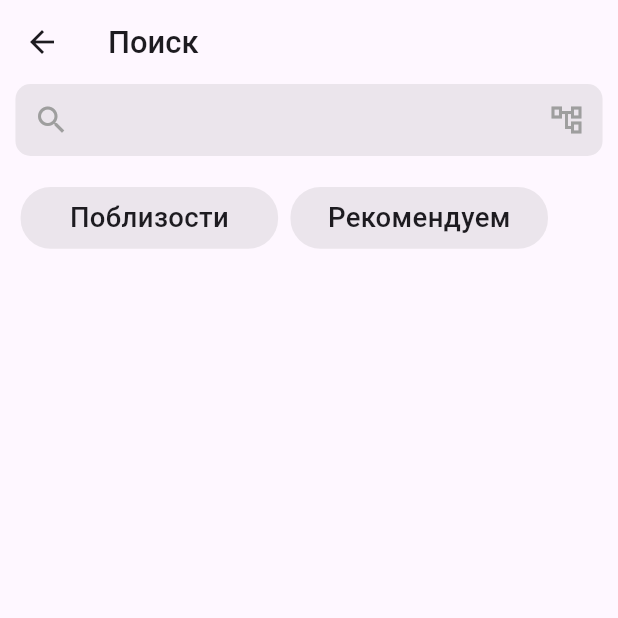
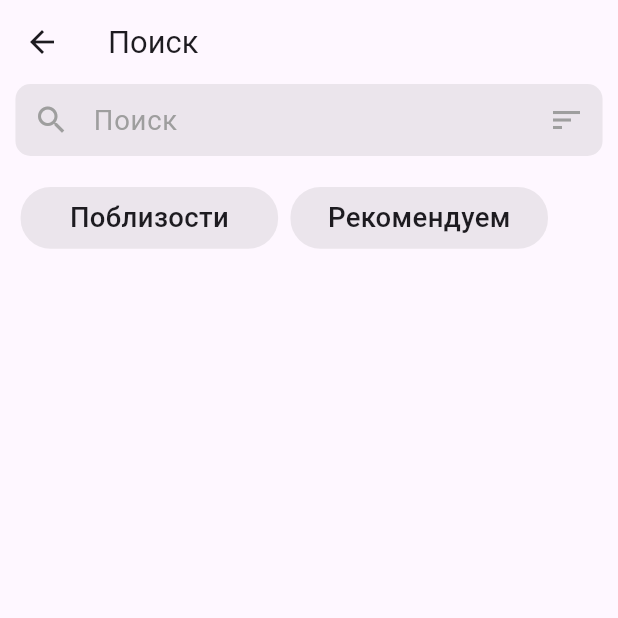
Before and after one commit to NurulloFayz/ibron, a Flutter app: the SearchPage screen opened directly, on a phone screen of 412 x 824 dp, the top half of it. Run offline on Flutter 3.47's test engine with Material 3 defaults, Android fonts, the phone set to English and light mode, and no system bars; our stand-ins replace custom_navigation_bar, google_fonts, image_picker, pinput, shared_preferences; accounts and stored records are empty.

Commit message:
next commit

```diff
--- a/lib/main.dart
+++ b/lib/main.dart
@@ -9,8 +9,6 @@ import 'package:shared_preferences/shared_preferences.dart';
 
 void main() async {
   WidgetsFlutterBinding.ensureInitialized();
-
-  // Retrieve saved userId from SharedPreferences
   SharedPreferences prefs = await SharedPreferences.getInstance();
   String? userId = prefs.getString('id');
 
@@ -32,8 +30,7 @@ class MyApp extends StatelessWidget {
         useMaterial3: true,
       ),
       // Check if userId is available
-      home:
-      userId != null && userId!.isNotEmpty ? const MainPages() : const SignUpPage(),
+      home: userId != null && userId!.isNotEmpty ? const MainPages() : const SignUpPage(),
       routes: {
         MainPages.id: (context) => const MainPages(),
         SignUpPage.id: (context) => const SignUpPage(),
--- a/lib/view/mainPages/record_page.dart
+++ b/lib/view/mainPages/record_page.dart
@@ -36,7 +36,7 @@ class _RecordPageState extends State<RecordPage> {
           style: GoogleFonts.roboto(
             textStyle: TextStyle(
               fontSize: screenHeight / 40,
-              fontWeight: FontWeight.w500,
+              fontWeight: FontWeight.w400,
             ),
           ),
         ),
--- a/lib/view/mainPages/search_page.dart
+++ b/lib/view/mainPages/search_page.dart
@@ -17,19 +17,22 @@ class _SearchPageState extends State<SearchPage> {
     return Scaffold(
       appBar: AppBar(
         elevation: 0,
-        title: Text('Поиск',style: GoogleFonts.roboto(textStyle: TextStyle(fontSize: screenHeight / 40,fontWeight: FontWeight.w500)),),
+        title: Text('Поиск',style: GoogleFonts.roboto(textStyle: TextStyle(fontSize: screenHeight / 40,fontWeight: FontWeight.w400)),),
       ),
       body: Column(
         children: [
           Container(
             margin: EdgeInsets.only(right: screenWidth / 40,left: screenWidth / 40),
             child: TextField(
+              style: GoogleFonts.roboto(textStyle: TextStyle(fontSize: screenHeight / 45)),
               decoration: InputDecoration(
                 contentPadding: EdgeInsets.all(screenHeight / 90),
                 filled: true,
                 fillColor: Colors.grey.withOpacity(0.2),
+                hintStyle: GoogleFonts.roboto(textStyle: TextStyle(fontSize: screenHeight / 45,color: Colors.grey)),
+                hintText: 'Поиск',
                 prefixIcon: const Icon(Icons.search_outlined,color: Colors.grey,),
-                suffixIcon: const Icon(Icons.account_tree_outlined,color: Colors.grey,),
+                suffixIcon: const Icon(Icons.sort,color: Colors.grey,),
                   border: OutlineInputBorder(
                   borderSide: BorderSide.none,
                   borderRadius: BorderRadius.circular(10),
```
